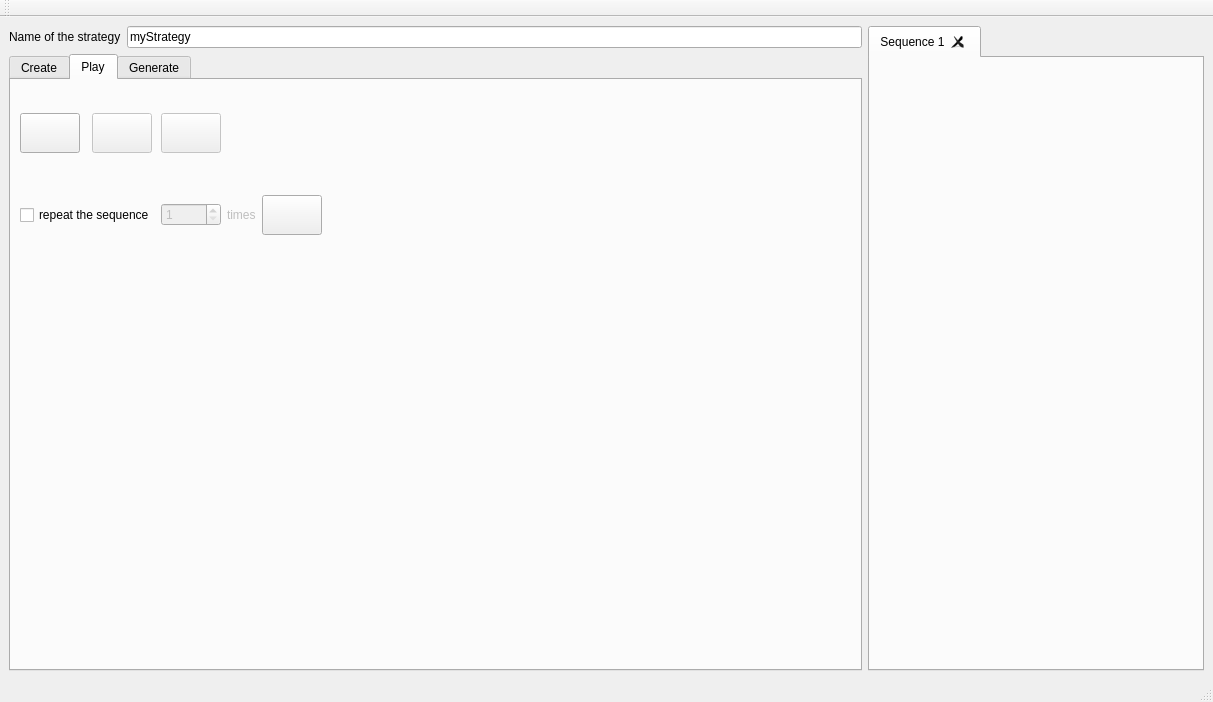
The window that PluginModules/ActuatorSequencer/ihm_ActuatorSequencer.ui (CRLG/LABOTBOX) describes before a commit, drawn with Qt 5.
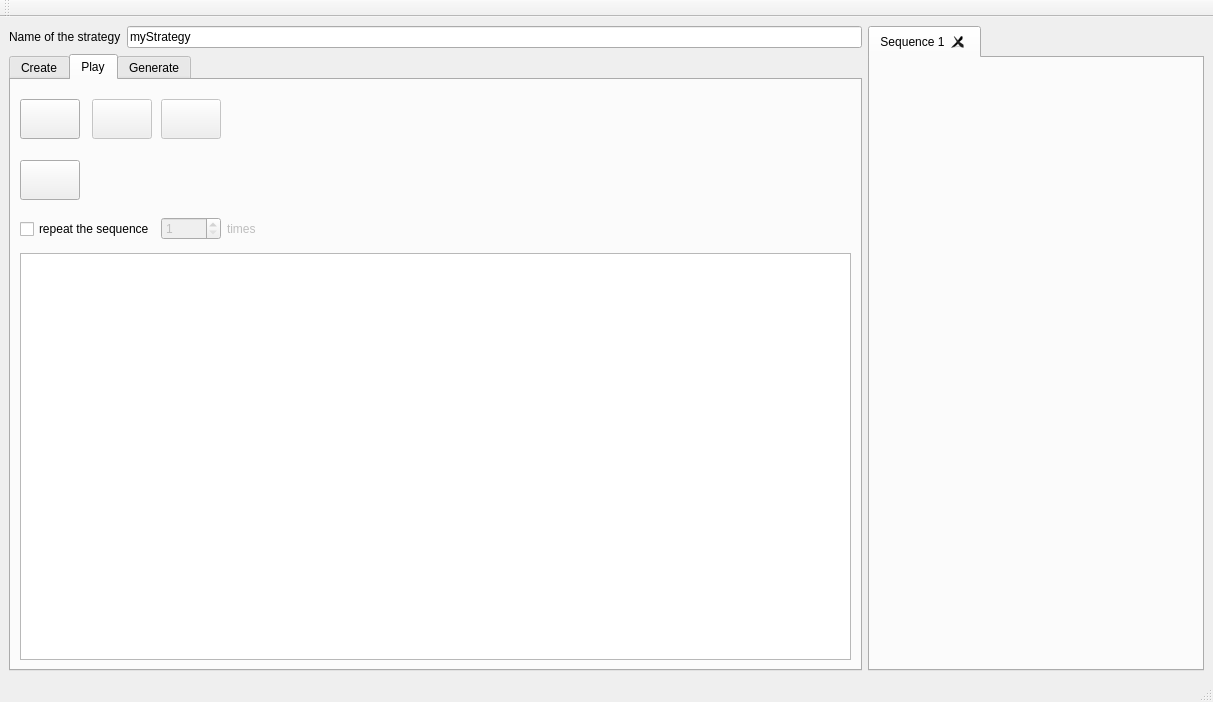
The same window after the commit. The open tabs and pages were chosen to show the change. Icons and pictures are not drawn.

Commit message: #41 [CActuatorSequencer] Aller vers les états nommés dans les tests + debug

Patch:
```diff
--- a/PluginModules/ActuatorSequencer/ihm_ActuatorSequencer.ui
+++ b/PluginModules/ActuatorSequencer/ihm_ActuatorSequencer.ui
@@ -1169,20 +1169,6 @@
           </property>
          </widget>
         </item>
-        <item row="18" column="5">
-         <widget class="QLabel" name="label_showNbSequence">
-          <property name="font">
-           <font>
-            <pointsize>18</pointsize>
-            <weight>75</weight>
-            <bold>true</bold>
-           </font>
-          </property>
-          <property name="text">
-           <string/>
-          </property>
-         </widget>
-        </item>
         <item row="18" column="11">
          <widget class="QPushButton" name="pB_Remove">
           <property name="minimumSize">
@@ -1334,7 +1320,7 @@
           </property>
          </widget>
         </item>
-        <item row="0" column="5" rowspan="2">
+        <item row="0" column="5" rowspan="3">
          <spacer name="horizontalSpacer">
           <property name="orientation">
            <enum>Qt::Horizontal</enum>
@@ -1347,14 +1333,63 @@
           </property>
          </spacer>
         </item>
-        <item row="1" column="0" colspan="2">
+        <item row="1" column="0">
+         <widget class="QPushButton" name="pB_Play_Step">
+          <property name="minimumSize">
+           <size>
+            <width>60</width>
+            <height>40</height>
+           </size>
+          </property>
+          <property name="maximumSize">
+           <size>
+            <width>60</width>
+            <height>40</height>
+           </size>
+          </property>
+          <property name="text">
+           <string/>
+          </property>
+          <property name="icon">
+           <iconset resource="../../icons.qrc">
+            <normaloff>:/icons/forward.png</normaloff>:/icons/forward.png</iconset>
+          </property>
+          <property name="iconSize">
+           <size>
+            <width>32</width>
+            <height>32</height>
+           </size>
+          </property>
+         </widget>
+        </item>
+        <item row="1" column="4" rowspan="2">
+         <widget class="QLabel" name="label_showNbSequence">
+          <property name="minimumSize">
+           <size>
+            <width>50</width>
+            <height>30</height>
+           </size>
+          </property>
+          <property name="font">
+           <font>
+            <pointsize>18</pointsize>
+            <weight>75</weight>
+            <bold>true</bold>
+           </font>
+          </property>
+          <property name="text">
+           <string/>
+          </property>
+         </widget>
+        </item>
+        <item row="2" column="0" colspan="2">
          <widget class="QCheckBox" name="cB_bRepeatSequence">
           <property name="text">
            <string>repeat the sequence</string>
           </property>
          </widget>
         </item>
-        <item row="1" column="2">
+        <item row="2" column="2">
          <widget class="QSpinBox" name="sB_numberOfSequence">
           <property name="enabled">
            <bool>false</bool>
@@ -1367,7 +1402,7 @@
           </property>
          </widget>
         </item>
-        <item row="1" column="3">
+        <item row="2" column="3">
          <widget class="QLabel" name="label_nbSequence">
           <property name="enabled">
            <bool>false</bool>
@@ -1377,48 +1412,13 @@
           </property>
          </widget>
         </item>
-        <item row="1" column="4">
-         <widget class="QPushButton" name="pB_Play_Step">
-          <property name="minimumSize">
-           <size>
-            <width>60</width>
-            <height>40</height>
-           </size>
-          </property>
-          <property name="maximumSize">
-           <size>
-            <width>60</width>
-            <height>40</height>
-           </size>
-          </property>
-          <property name="text">
-           <string/>
-          </property>
-          <property name="icon">
-           <iconset resource="../../icons.qrc">
-            <normaloff>:/icons/forward.png</normaloff>:/icons/forward.png</iconset>
-          </property>
-          <property name="iconSize">
-           <size>
-            <width>32</width>
-            <height>32</height>
-           </size>
+        <item row="3" column="0" colspan="6">
+         <widget class="QTextEdit" name="txtPlayInfo">
+          <property name="readOnly">
+           <bool>true</bool>
           </property>
          </widget>
         </item>
-        <item row="2" column="0" colspan="6">
-         <spacer name="verticalSpacer">
-          <property name="orientation">
-           <enum>Qt::Vertical</enum>
-          </property>
-          <property name="sizeHint" stdset="0">
-           <size>
-            <width>828</width>
-            <height>373</height>
-           </size>
-          </property>
-         </spacer>
-        </item>
        </layout>
       </widget>
       <widget class="QWidget" name="tab_generate">
```
The commit also changes 2 other files.
